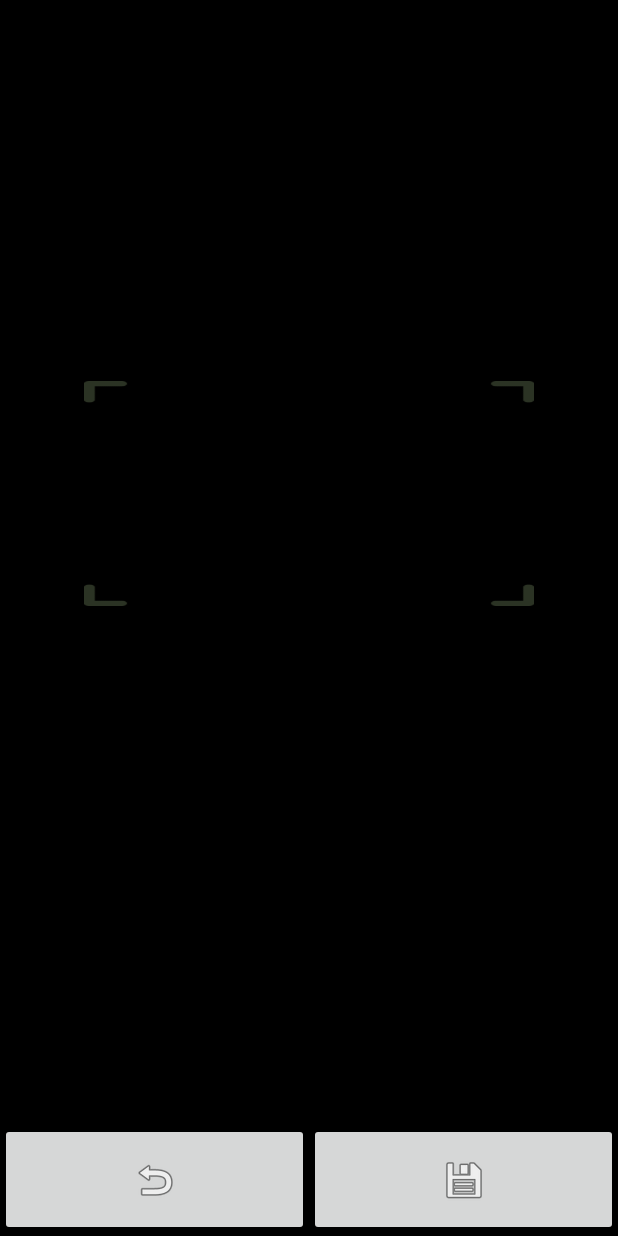
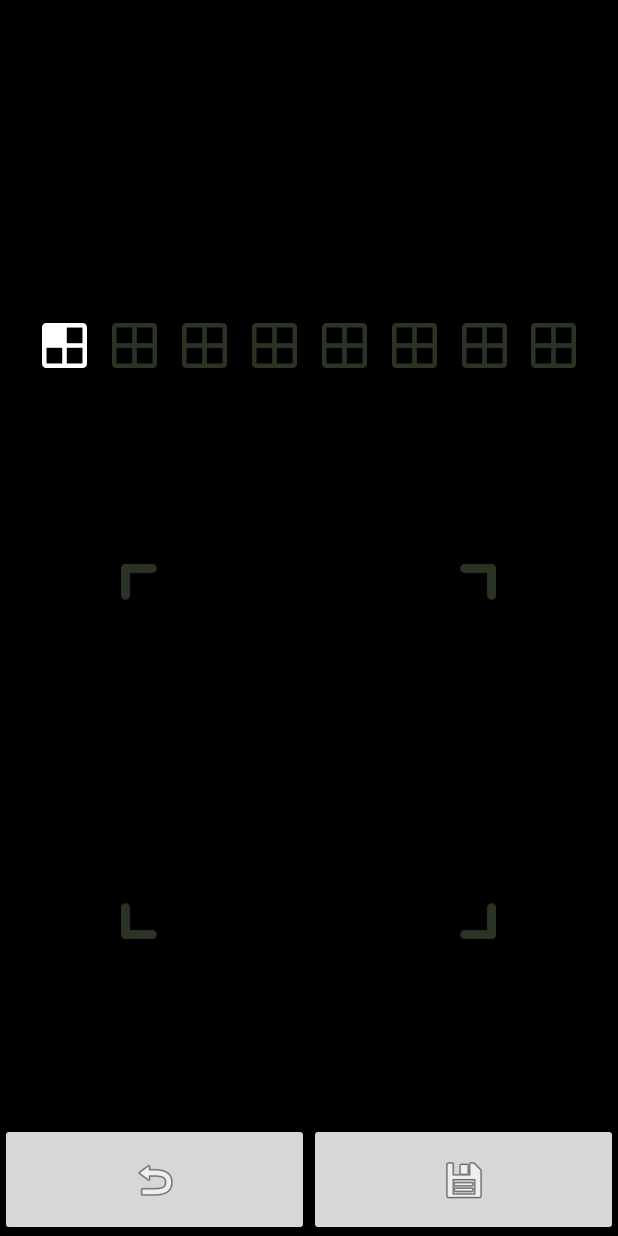
Before and after one commit to ibragunduz/KnockCodeView, an Android app: the screen it shows after launch (MainActivity), after a tap on an icon or button, on a phone screen of 412 x 824 dp. Run offline under Robolectric (Android 15) with nearby library versions, the phone set to English and light mode, and no system bars; 1 statement that could not run was skipped.

Commit message:
second commit

```diff
--- a/knockcodeview/src/main/java/com/ibragunduz/knockcodeview/views/ClicksIndicatorView.java
+++ b/knockcodeview/src/main/java/com/ibragunduz/knockcodeview/views/ClicksIndicatorView.java
@@ -4,6 +4,7 @@ import android.content.Context;
 import android.content.res.TypedArray;
 import android.graphics.Color;
 import android.util.AttributeSet;
+import android.util.Log;
 import android.view.LayoutInflater;
 import android.view.View;
 import android.view.ViewGroup;
@@ -106,6 +107,8 @@ public void SetInditactor(int[] clicks){
             case -1 :
                 indicators.get(i).setVisibility(View.VISIBLE);
                 indicators.get(i).setBackgroundResource(R.drawable.ic_knock_code_empty);
+                Log.i("2","----");
+
 
                 break;
             case 1 :
--- a/knockcodeview/src/main/java/com/ibragunduz/knockcodeview/views/KnockCodeView.java
+++ b/knockcodeview/src/main/java/com/ibragunduz/knockcodeview/views/KnockCodeView.java
@@ -218,7 +218,6 @@ ClicksIndicatorView inditactor;
                 public void run() {
                     if (++sure > 6 && firstClicked&&!isEntryTrue){
                         inCorrectEntry();
-                        Log.i("Süre : " ,sure+ "  ---" );
 
                     }
                 }
@@ -281,6 +280,7 @@ ClicksIndicatorView inditactor;
         }
         if (inditactor!=null){
             inditactor.SetInditactor(clicks);
+            Log.i("1","----");
         }
     }
 
@@ -367,7 +367,7 @@ clickDetector.correctEntry();
 
 
     public void setLinesDrawable(int resId) {
-        lineCenter.setBackgroundResource(resId);
+        lineCenter.setImageResource(resId);
 
     }
 }
--- a/knockcodeview/src/main/java/com/ibragunduz/knockcodeview/views/SingleIndicatorView.java
+++ b/knockcodeview/src/main/java/com/ibragunduz/knockcodeview/views/SingleIndicatorView.java
@@ -88,9 +88,8 @@ public class SingleIndicatorView extends RelativeLayout  {
     }
 
 
-
-
-
-
-
+    @Override
+    public void setBackgroundResource(int resid) {
+        ((ImageView)findViewById(R.id.indicator_click_image_view)).setBackgroundResource(resid);
+    }
 }
--- a/sample/src/main/java/com/ibragunduz/knockcodeviewlibrary/MainActivity.java
+++ b/sample/src/main/java/com/ibragunduz/knockcodeviewlibrary/MainActivity.java
@@ -1,7 +1,10 @@
 package com.ibragunduz.knockcodeviewlibrary;
 
+import android.graphics.Color;
 import android.support.v7.app.AppCompatActivity;
 import android.os.Bundle;
+import android.view.View;
+import android.widget.ImageView;
 
 
 import com.ibragunduz.knockcodeview.views.ClicksIndicatorView;
@@ -10,22 +13,23 @@ import com.ibragunduz.knockcodeview.views.KnockCodeView;
 public class MainActivity extends AppCompatActivity {
 
 
-    KnockCodeView view;
+    KnockCodeView knockCodeView;
     @Override
     protected void onCreate(Bundle savedInstanceState) {
         super.onCreate(savedInstanceState);
         setContentView(R.layout.activity_main);
 
-        view = (KnockCodeView)findViewById(R.id.my_knock_view);
+        knockCodeView = (KnockCodeView)findViewById(R.id.my_knock_view);
 
         final ClicksIndicatorView myIndicator = (ClicksIndicatorView)findViewById(R.id.my_knock_inditactor);
 
-        //view.setInditactor(myIndicator);
+        knockCodeView.setInditactor(myIndicator);
 
-        view.setType(KnockCodeView.LOCK_SCREEN);
-        view.hideCenterLine(0);
-        //view.setVibrationActive(true);
-        //view.setTruePassword(new int[]{1,4,3});
+        knockCodeView.setType(KnockCodeView.SET_PASSWORD);
+        knockCodeView.hideCenterLine(0);
+
+        //knockCodeView.setVibrationActive(true);
+        //knockCodeView.setTruePassword(new int[]{1,4,3});
 
 
 
@@ -34,6 +38,9 @@ public class MainActivity extends AppCompatActivity {
 
     }
 
+    public void asd(View view){
+        knockCodeView.resetClicksSquence();
+    }
 
 
 
--- a/sample/src/main/res/layout/activity_main.xml
+++ b/sample/src/main/res/layout/activity_main.xml
@@ -43,8 +43,11 @@
 
             <com.ibragunduz.knockcodeview.views.KnockCodeView
                 android:id="@+id/my_knock_view"
-                android:layout_width="match_parent"
-                android:layout_height="150dp"
+                android:layout_width="250dp"
+                android:foregroundGravity="center"
+                android:layout_centerHorizontal="true"
+                android:layout_centerVertical="true"
+                android:layout_height="250dp"
                 android:gravity="center|top"></com.ibragunduz.knockcodeview.views.KnockCodeView>
 
 
@@ -61,6 +64,7 @@
         <ImageButton
             android:src="@android:drawable/ic_menu_revert"
             android:layout_width="0dp"
+            android:onClick="asd"
             android:layout_weight="1"
             android:layout_height="match_parent" />
         <ImageButton
```
